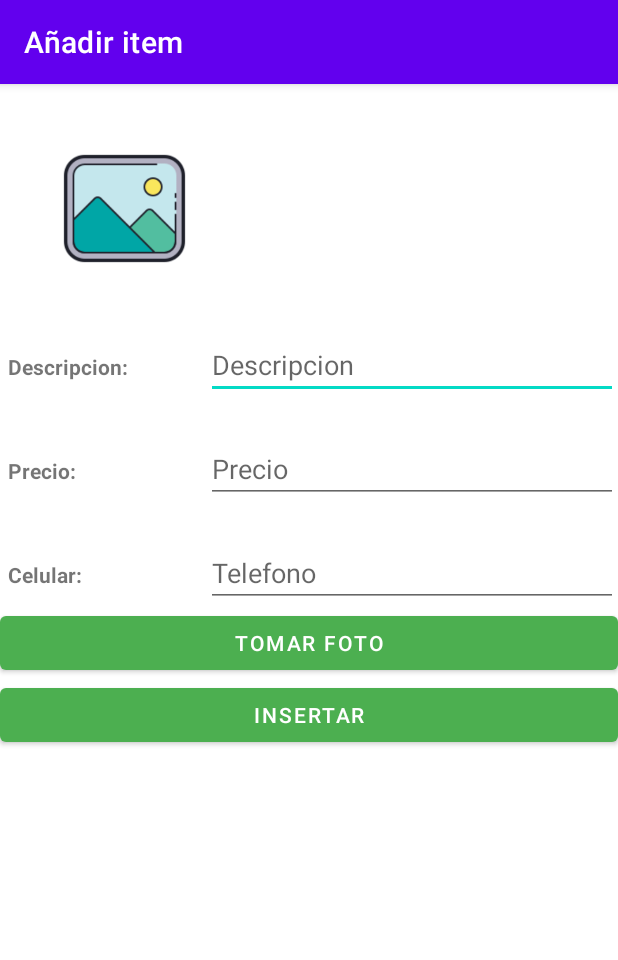
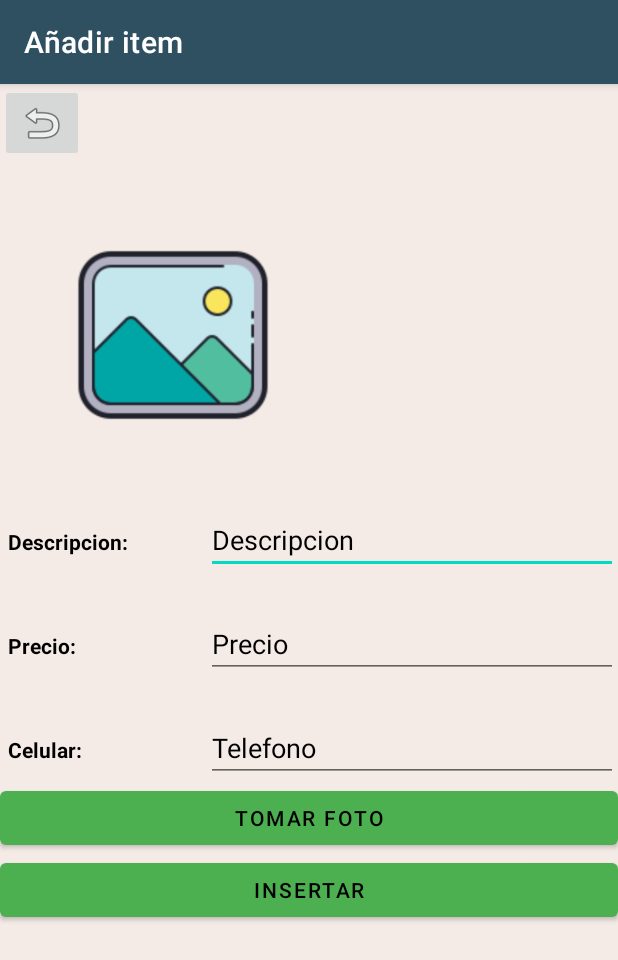
Before and after one commit to Enmeca/Lab06-Moviles, an Android app: the AddItems screen opened directly, with no data from a screen before it, on a phone screen of 412 x 824 dp. Shown: the top 960 px of the screen. Run offline under Robolectric (Android 15) with nearby library versions, the phone set to English and light mode, and no system bars.

Commit message:
Colors, CRUD

```diff
--- a/Lab06/app/src/main/res/layout/camera_activity.xml
+++ b/Lab06/app/src/main/res/layout/camera_activity.xml
@@ -4,14 +4,22 @@
     xmlns:tools="http://schemas.android.com/tools"
     android:orientation="vertical"
     android:layout_width="match_parent"
-    android:layout_height="match_parent">
+    android:layout_height="match_parent"
+    android:background="@color/Ivory">
+
+    <ImageButton
+        android:id="@+id/atras"
+        android:layout_width="wrap_content"
+        android:layout_height="wrap_content"
+        app:srcCompat="@android:drawable/ic_menu_revert" />
 
     <ImageView
+        android:id="@+id/item_foto"
+        android:layout_width="180dp"
+        android:layout_height="180dp"
         android:layout_marginLeft="25dp"
         android:layout_marginTop="25dp"
-        android:id="@+id/item_foto"
-        android:layout_width="115dp"
-        android:layout_height="115dp"
+        android:textColorHint="@color/black"
         app:srcCompat="@drawable/imageicon" />
 
     <LinearLayout
@@ -22,22 +30,25 @@
 
         <TextView
             android:layout_width="0dp"
+            android:layout_height="wrap_content"
             android:layout_weight="1"
-            android:layout_height="wrap_content"
             android:maxLines="1"
             android:padding="5dp"
             android:text="Descripcion: "
             android:textAppearance="?android:attr/textAppearanceSmall"
+            android:textColor="@color/black"
             android:textStyle="bold" />
 
         <EditText
             android:id="@+id/desctxt"
             android:layout_width="0dp"
+            android:layout_height="wrap_content"
             android:layout_weight="2"
-            android:layout_height="wrap_content"
             android:ems="10"
+            android:hint="Descripcion"
             android:inputType="text"
-            android:hint="Descripcion" />
+            android:textColorHint="@color/black"
+            android:textColor="@color/black" />
     </LinearLayout>
     <LinearLayout
         android:layout_marginTop="24dp"
@@ -47,12 +58,13 @@
 
         <TextView
             android:layout_width="0dp"
+            android:layout_height="wrap_content"
             android:layout_weight="1"
-            android:layout_height="wrap_content"
             android:maxLines="1"
             android:padding="5dp"
             android:text="Precio: "
             android:textAppearance="?android:attr/textAppearanceSmall"
+            android:textColor="@color/black"
             android:textStyle="bold" />
 
         <EditText
@@ -62,7 +74,9 @@
             android:layout_weight="2"
             android:ems="10"
             android:hint="Precio"
-            android:inputType="text" />
+            android:textColorHint="@color/black"
+            android:inputType="text"
+            android:textColor="@color/black" />
     </LinearLayout>
 
     <LinearLayout
@@ -73,22 +87,25 @@
 
         <TextView
             android:layout_width="0dp"
+            android:layout_height="wrap_content"
             android:layout_weight="1"
-            android:layout_height="wrap_content"
             android:maxLines="1"
             android:padding="5dp"
             android:text="Celular: "
             android:textAppearance="?android:attr/textAppearanceSmall"
+            android:textColor="@color/black"
             android:textStyle="bold" />
 
         <EditText
             android:id="@+id/phonetxt"
             android:layout_width="0dp"
+            android:layout_height="wrap_content"
             android:layout_weight="2"
-            android:layout_height="wrap_content"
             android:ems="10"
+            android:textColorHint="@color/black"
+            android:hint="Telefono"
             android:inputType="phone"
-            android:hint="Telefono" />
+            android:textColor="@color/black" />
     </LinearLayout>
 
     <LinearLayout
@@ -102,6 +119,7 @@
             android:layout_height="wrap_content"
             android:layout_weight="1"
             android:text="Tomar Foto"
+            android:textColor="@color/black"
             app:backgroundTint="#4CAF50" />
 
 
@@ -118,6 +136,7 @@
             android:layout_height="wrap_content"
             android:layout_weight="1"
             android:text="Insertar"
+            android:textColor="@color/black"
             app:backgroundTint="#4CAF50" />
 
 
--- a/Lab06/app/src/main/res/layout/items_list.xml
+++ b/Lab06/app/src/main/res/layout/items_list.xml
@@ -6,7 +6,7 @@
     android:layout_width="match_parent"
     android:layout_height="match_parent"
     android:scrollbarStyle="outsideOverlay"
-
+    android:background="@color/Ivory"
     >
     <ScrollView
         android:layout_width="match_parent"
@@ -20,11 +20,15 @@
             android:orientation="vertical">
 
             <androidx.appcompat.widget.SearchView
+
                 android:id="@+id/student_search"
                 android:layout_width="match_parent"
                 android:layout_height="wrap_content"
                 android:textCursorDrawable="@null"
                 app:iconifiedByDefault="false"
+                app:defaultQueryHint="Busqueda"
+                style="@style/SearchViewStyle"
+                android:outlineAmbientShadowColor="@color/black"
                 app:queryBackground="@null" />
 
             <Button
--- a/Lab06/app/src/main/res/values-night/themes.xml
+++ b/Lab06/app/src/main/res/values-night/themes.xml
@@ -2,8 +2,8 @@
     <!-- Base application theme. -->
     <style name="Theme.Lab06" parent="Theme.MaterialComponents.DayNight.DarkActionBar">
         <!-- Primary brand color. -->
-        <item name="colorPrimary">@color/purple_200</item>
-        <item name="colorPrimaryVariant">@color/purple_700</item>
+        <item name="colorPrimary">@color/Misty</item>
+        <item name="colorPrimaryVariant">@color/Coral</item>
         <item name="colorOnPrimary">@color/white</item>
         <!-- Secondary brand color. -->
         <item name="colorSecondary">@color/teal_200</item>
@@ -13,4 +13,20 @@
         <item name="android:statusBarColor" tools:targetApi="l">?attr/colorPrimaryVariant</item>
         <!-- Customize your theme here. -->
     </style>
+
+    <style name="SearchViewStyle" parent="Widget.AppCompat.SearchView">
+    <!-- Gets rid of the search icon -->
+        <item name="colorOnPrimary">@color/black</item>
+<!--    <item name="searchIcon">@drawable/ic_search</item>-->
+    <!-- Gets rid of the "underline" in the text -->
+    <item name="queryBackground">@color/Ivory</item>
+        <item name="android:editTextColor">@android:color/black</item>
+    <!-- Gets rid of the search icon when the SearchView is expanded -->
+    <!--<item name="searchHintIcon">@null</item>-->
+        <item name="android:textColorPrimary">@color/black</item>
+        <item name="android:textColor">@color/black</item>
+        <item name="android:textColorHint">@color/black</item>
+    <!-- The hint text that appears when the user has not typed anything -->
+    <!--<item name="queryHint">@string/search_hint</item>-->
+</style>
 </resources>
--- a/Lab06/app/src/main/res/values/colors.xml
+++ b/Lab06/app/src/main/res/values/colors.xml
@@ -9,4 +9,9 @@
     <color name="white">#FFFFFFFF</color>
     <color name="red">#E13A3A</color>
     <color name="green">#14A809</color>
+    <color name="Misty">#2F5061</color>
+    <color name="Coral">#E57F84</color>
+    <color name="Ivory">#F4EAE6</color>
+    <color name="TealGreen">#4297A0</color>
+
 </resources>
--- a/Lab06/app/src/main/res/values/themes.xml
+++ b/Lab06/app/src/main/res/values/themes.xml
@@ -2,8 +2,8 @@
     <!-- Base application theme. -->
     <style name="Theme.Lab06" parent="Theme.MaterialComponents.DayNight.DarkActionBar">
         <!-- Primary brand color. -->
-        <item name="colorPrimary">@color/purple_500</item>
-        <item name="colorPrimaryVariant">@color/purple_700</item>
+        <item name="colorPrimary">@color/Misty</item>
+        <item name="colorPrimaryVariant">@color/Coral</item>
         <item name="colorOnPrimary">@color/white</item>
         <!-- Secondary brand color. -->
         <item name="colorSecondary">@color/teal_200</item>
@@ -13,4 +13,20 @@
         <item name="android:statusBarColor" tools:targetApi="l">?attr/colorPrimaryVariant</item>
         <!-- Customize your theme here. -->
     </style>
+
+    <style name="SearchViewStyle" parent="Widget.AppCompat.SearchView">
+        <!-- Gets rid of the search icon -->
+        <item name="colorOnPrimary">@color/black</item>
+        <!--    <item name="searchIcon">@drawable/ic_search</item>-->
+        <!-- Gets rid of the "underline" in the text -->
+        <item name="queryBackground">@color/Ivory</item>
+        <item name="android:editTextColor">@android:color/black</item>
+        <!-- Gets rid of the search icon when the SearchView is expanded -->
+        <!--<item name="searchHintIcon">@null</item>-->
+        <item name="android:textColor">@color/black</item>
+        <item name="android:textColorPrimary">@color/black</item>
+        <item name="android:textColorHint">@color/black</item>
+        <!-- The hint text that appears when the user has not typed anything -->
+        <!--<item name="queryHint">@string/search_hint</item>-->
+    </style>
 </resources>
```
Also changed, not shown: Lab06/app/src/main/java/com/cabegaira/lab06/SMS.kt (+13 -1 lines), Lab06/app/src/main/java/com/cabegaira/lab06/main/AddItems.kt (+14 -0 lines), Lab06/app/src/main/java/com/cabegaira/lab06/main/ItemsCRUD.kt (+9 -3 lines), Lab06/app/src/main/res/layout/fingerprint_login.xml (+19 -5 lines), Lab06/app/src/main/res/layout/img_view.xml (+8 -5 lines), Lab06/app/src/main/res/layout/sms_activity.xml (+9 -0 lines), Lab06/app/src/main/res/drawable/logo.png (added), Lab06/app/src/main/res/drawable/logo_app.png (added), Lab06/app/src/main/res/drawable/share.png (added), Lab06/app/src/main/res/drawable/share_icon.png (added).
